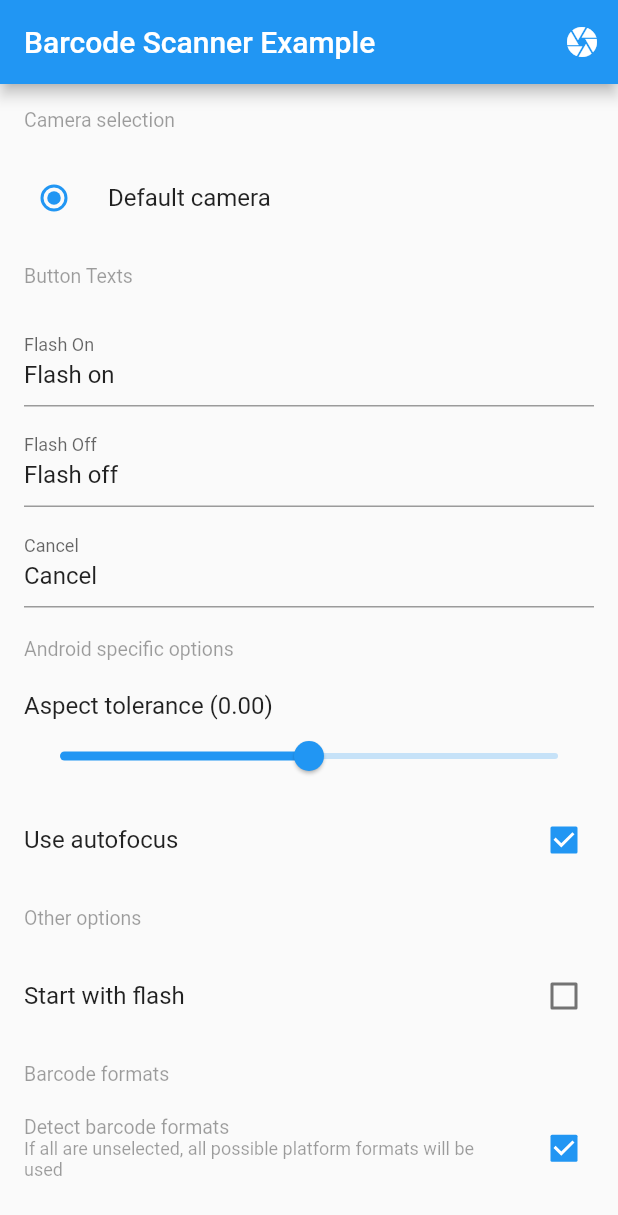
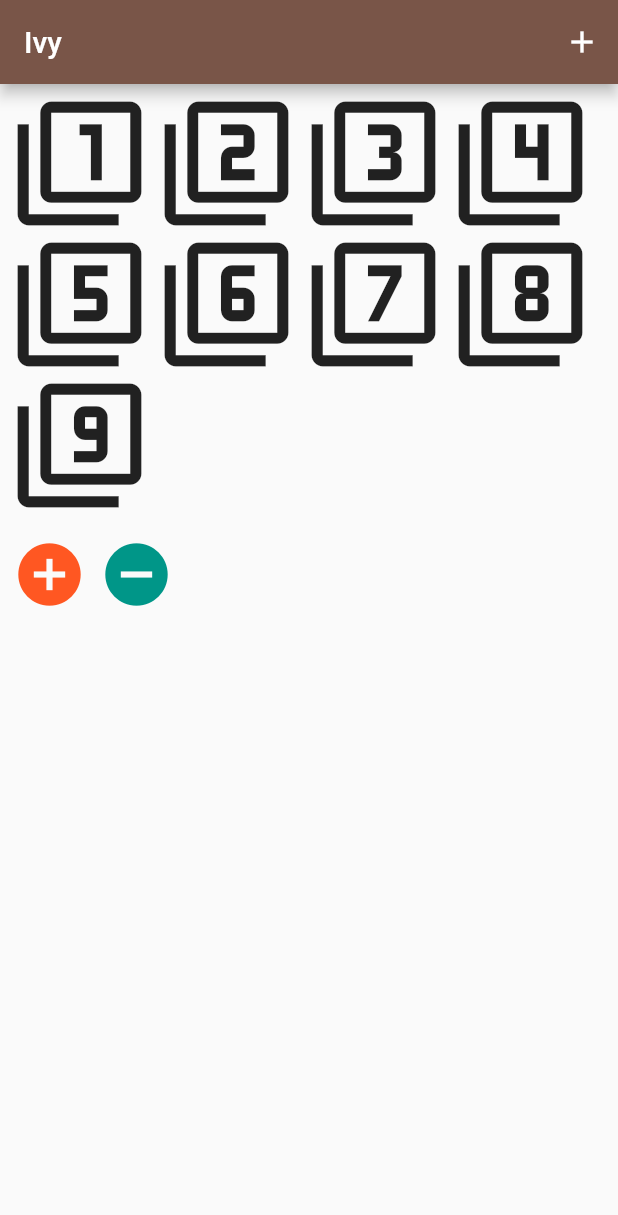
Before and after one commit to kloudkonsole/ivy, a Flutter app: the screen it shows after launch, on a phone screen of 412 x 824 dp. Shown: the top 1215 px of the screen. Run offline on Flutter 3.47's test engine with Material 2 defaults, Android fonts, the phone set to English and light mode, and no system bars; drawn by our look-alikes of reorderables.

```diff
--- /dev/null
+++ b/lib/m/app.dart
@@ -0,0 +1,46 @@
+import 'package:flutter/material.dart';
+
+class App{
+  String id;
+  Color bgcolor;
+  Color color;
+  String icon;
+  String name;
+  String desc;
+  String author;
+  bool private;
+
+  App({
+    this.id,
+    this.bgcolor,
+    this.color,
+    this.icon,
+    this.name,
+    this.desc,
+    this.author,
+    this.private,
+  });
+
+  factory App.fromJson(json){
+    Color bgcolor = Color(int.parse(json['color'].replaceAll('#', '0xff')));
+    Color color = bgcolor.computeLuminance() > 0.5 ? Colors.black : Colors.white;
+    return App(
+      id: json['id'],
+      bgcolor: bgcolor,
+      color: color,
+      icon: json['urls']['icon'],
+      name: json['urls']['name'],
+      desc: json['alt_description'] ,
+      author: json['user']['author'],
+      private: json['user']['private'],
+    );
+  }
+
+  @override
+  bool operator == (Object other) => identical(this, other) || other is App && runtimeType == other.runtimeType && id == other.id;
+
+  @override
+  int get hashCode => id.hashCode;
+
+  String get text => name ?? desc ?? 'No Description';
+}
--- a/lib/main.dart
+++ b/lib/main.dart
@@ -1,281 +1,67 @@
-import 'dart:async';
-import 'dart:io' show Platform;
+import 'package:flutter/material.dart';
+import 'package:ivy/v/home_screen.dart';
+import 'package:ivy/v/app_screen.dart';
+import 'package:ivy/v/store_screen.dart';
+import 'package:ivy/v/cfg_screen.dart';
+import 'package:ivy/v/err_screen.dart';
+import 'package:ivy/vm/appstore_bloc.dart';
+import 'package:ivy/vm/tile_bloc.dart';
+import 'package:provider/provider.dart';
 
-import 'package:barcode_scan/barcode_scan.dart';
-import 'package:flutter/material.dart';
-import 'package:flutter/services.dart';
+main() => runApp(Ivy());
 
-void main() {
-  runApp(_MyApp());
+class RouteGenerator{
+
+  static Route<dynamic> _errorRoute(code){
+    return MaterialPageRoute(builder: (_) => ErrScreen(code: code));
+  }
+  static Route<dynamic> generateRoute(RouteSettings settings){
+    final args = settings.arguments;
+
+    switch(settings.name){
+      case '/':
+      case '/apps':
+        return MaterialPageRoute(builder: (_) => HomeScreen(title: 'Ivy'));
+      case '/store':
+        return MaterialPageRoute(builder: (_) => StoreScreen(id: 'Ivy'));
+        break;
+      case '/store/:id':
+        return MaterialPageRoute(builder: (_) => CfgScreen(id: 'Ivy'));
+        break;
+      case '/apps/:id':
+        if (args is String){
+          return MaterialPageRoute(builder: (_) => AppScreen(id: args));
+        }
+        return _errorRoute('Wrong Type: ' + args);
+      default:
+        return _errorRoute('Notfound: ' + settings.name);
+    }
+  }
 }
 
-class _MyApp extends StatefulWidget {
-  @override
-  _MyAppState createState() => _MyAppState();
-}
-
-class _MyAppState extends State<_MyApp> {
-  ScanResult scanResult;
-
-  final _flashOnController = TextEditingController(text: "Flash on");
-  final _flashOffController = TextEditingController(text: "Flash off");
-  final _cancelController = TextEditingController(text: "Cancel");
-
-  var _aspectTolerance = 0.00;
-  var _numberOfCameras = 0;
-  var _selectedCamera = -1;
-  var _useAutoFocus = true;
-  var _autoEnableFlash = false;
-
-  static final _possibleFormats = BarcodeFormat.values.toList()
-    ..removeWhere((e) => e == BarcodeFormat.unknown);
-
-  List<BarcodeFormat> selectedFormats = [..._possibleFormats];
+class Ivy extends StatelessWidget{
+  final String title = 'Ivy';
 
   @override
-  // ignore: type_annotate_public_apis
-  initState() {
-    super.initState();
-
-    Future.delayed(Duration.zero, () async {
-      _numberOfCameras = await BarcodeScanner.numberOfCameras;
-      setState(() {});
-    });
-  }
-
-  @override
-  Widget build(BuildContext context) {
-    var contentList = <Widget>[
-      if (scanResult != null)
-        Card(
-          child: Column(
-            children: <Widget>[
-              ListTile(
-                title: Text("Result Type"),
-                subtitle: Text(scanResult.type?.toString() ?? ""),
-              ),
-              ListTile(
-                title: Text("Raw Content"),
-                subtitle: Text(scanResult.rawContent ?? ""),
-              ),
-              ListTile(
-                title: Text("Format"),
-                subtitle: Text(scanResult.format?.toString() ?? ""),
-              ),
-              ListTile(
-                title: Text("Format note"),
-                subtitle: Text(scanResult.formatNote ?? ""),
-              ),
-            ],
-          ),
-        ),
-      ListTile(
-        title: Text("Camera selection"),
-        dense: true,
-        enabled: false,
-      ),
-      RadioListTile(
-        onChanged: (v) => setState(() => _selectedCamera = -1),
-        value: -1,
-        title: Text("Default camera"),
-        groupValue: _selectedCamera,
-      ),
-    ];
-
-    for (var i = 0; i < _numberOfCameras; i++) {
-      contentList.add(RadioListTile(
-        onChanged: (v) => setState(() => _selectedCamera = i),
-        value: i,
-        title: Text("Camera ${i + 1}"),
-        groupValue: _selectedCamera,
-      ));
-    }
-
-    contentList.addAll([
-      ListTile(
-        title: Text("Button Texts"),
-        dense: true,
-        enabled: false,
-      ),
-      ListTile(
-        title: TextField(
-          decoration: InputDecoration(
-            hasFloatingPlaceholder: true,
-            labelText: "Flash On",
-          ),
-          controller: _flashOnController,
-        ),
-      ),
-      ListTile(
-        title: TextField(
-          decoration: InputDecoration(
-            hasFloatingPlaceholder: true,
-            labelText: "Flash Off",
-          ),
-          controller: _flashOffController,
-        ),
-      ),
-      ListTile(
-        title: TextField(
-          decoration: InputDecoration(
-            hasFloatingPlaceholder: true,
-            labelText: "Cancel",
-          ),
-          controller: _cancelController,
-        ),
-      ),
-    ]);
-
-    if (Platform.isAndroid) {
-      contentList.addAll([
-        ListTile(
-          title: Text("Android specific options"),
-          dense: true,
-          enabled: false,
-        ),
-        ListTile(
-          title:
-              Text("Aspect tolerance (${_aspectTolerance.toStringAsFixed(2)})"),
-          subtitle: Slider(
-            min: -1.0,
-            max: 1.0,
-            value: _aspectTolerance,
-            onChanged: (value) {
-              setState(() {
-                _aspectTolerance = value;
-              });
-            },
-          ),
-        ),
-        CheckboxListTile(
-          title: Text("Use autofocus"),
-          value: _useAutoFocus,
-          onChanged: (checked) {
-            setState(() {
-              _useAutoFocus = checked;
-            });
-          },
-        )
-      ]);
-    }
-
-    contentList.addAll([
-      ListTile(
-        title: Text("Other options"),
-        dense: true,
-        enabled: false,
-      ),
-      CheckboxListTile(
-        title: Text("Start with flash"),
-        value: _autoEnableFlash,
-        onChanged: (checked) {
-          setState(() {
-            _autoEnableFlash = checked;
-          });
-        },
-      )
-    ]);
-
-    contentList.addAll([
-      ListTile(
-        title: Text("Barcode formats"),
-        dense: true,
-        enabled: false,
-      ),
-      ListTile(
-        trailing: Checkbox(
-          tristate: true,
-          materialTapTargetSize: MaterialTapTargetSize.shrinkWrap,
-          value: selectedFormats.length == _possibleFormats.length
-              ? true
-              : selectedFormats.length == 0 ? false : null,
-          onChanged: (checked) {
-            setState(() {
-              selectedFormats = [
-                if (checked ?? false) ..._possibleFormats,
-              ];
-            });
-          },
-        ),
-        dense: true,
-        enabled: false,
-        title: Text("Detect barcode formats"),
-        subtitle: Text(
-          'If all are unselected, all possible platform formats will be used',
-        ),
-      ),
-    ]);
-
-    contentList.addAll(_possibleFormats.map(
-      (format) => CheckboxListTile(
-        value: selectedFormats.contains(format),
-        onChanged: (i) {
-          setState(() => selectedFormats.contains(format)
-              ? selectedFormats.remove(format)
-              : selectedFormats.add(format));
-        },
-        title: Text(format.toString()),
-      ),
-    ));
-
-    return MaterialApp(
-      debugShowCheckedModeBanner: false,
-      home: Scaffold(
-        appBar: AppBar(
-          title: Text('Barcode Scanner Example'),
-          actions: <Widget>[
-            IconButton(
-              icon: Icon(Icons.camera),
-              tooltip: "Scan",
-              onPressed: scan,
-            )
-          ],
-        ),
-        body: ListView(
-          scrollDirection: Axis.vertical,
-          shrinkWrap: true,
-          children: contentList,
-        ),
+  Widget build(BuildContext ctx){
+    return MultiProvider(
+      providers: [
+        ChangeNotifierProvider<AppStoreBloc>(create: (_) => AppStoreBloc()),
+        ChangeNotifierProvider<TileBloc>(create: (_) => TileBloc())
+      ],
+      child: MaterialApp(
+        title: title,
+        theme: ThemeData(primarySwatch: Colors.brown),
+        initialRoute: '/',
+        onGenerateRoute: RouteGenerator.generateRoute,
+        debugShowCheckedModeBanner: false
       ),
     );
   }
-
-  Future scan() async {
-    try {
-      var options = ScanOptions(
-        strings: {
-          "cancel": _cancelController.text,
-          "flash_on": _flashOnController.text,
-          "flash_off": _flashOffController.text,
-        },
-        restrictFormat: selectedFormats,
-        useCamera: _selectedCamera,
-        autoEnableFlash: _autoEnableFlash,
-        android: AndroidOptions(
-          aspectTolerance: _aspectTolerance,
-          useAutoFocus: _useAutoFocus,
-        ),
-      );
-
-      var result = await BarcodeScanner.scan(options: options);
-
-      setState(() => scanResult = result);
-    } on PlatformException catch (e) {
-      var result = ScanResult(
-        type: ResultType.Error,
-        format: BarcodeFormat.unknown,
-      );
-
-      if (e.code == BarcodeScanner.cameraAccessDenied) {
-        setState(() {
-          result.rawContent = 'The user did not grant the camera permission!';
-        });
-      } else {
-        result.rawContent = 'Unknown error: $e';
-      }
-      setState(() {
-        scanResult = result;
-      });
-    }
-  }
 }
+/*
+Navigator.of(ctx).pushNamed(
+  '/apps/:id',
+  arguments: 1
+);
+*/
--- /dev/null
+++ b/lib/v/home_screen.dart
@@ -0,0 +1,85 @@
+import 'package:flutter/material.dart';
+import 'package:ivy/m/app.dart';
+import 'package:ivy/vm/tile_bloc.dart';
+import 'package:provider/provider.dart';
+import 'package:reorderables/reorderables.dart';
+
+class HomeScreen extends StatelessWidget {
+  final String title;
+
+  HomeScreen({Key key, @required this.title}) : super(key: key){
+  }
+
+  @override
+  Widget build(BuildContext ctx) {
+    final bloc = Provider.of<TileBloc>(ctx);
+
+    var wrap = ReorderableWrap(
+      spacing: 8.0,
+      runSpacing: 4.0,
+      padding: const EdgeInsets.all(8),
+      children: bloc.tiles,
+      onReorder: (int oldIndex, int newIndex){
+        bloc.swap(oldIndex, newIndex);
+      },
+      onNoReorder: (int index) {
+        //this callback is optional
+        debugPrint('${DateTime.now().toString().substring(5, 22)} reorder cancelled. index:$index');
+      },
+      onReorderStarted: (int index) {
+        //this callback is optional
+        debugPrint('${DateTime.now().toString().substring(5, 22)} reorder started: index:$index');
+      }
+    );
+
+    var column = Column(
+      crossAxisAlignment: CrossAxisAlignment.start,
+      children: <Widget>[
+        wrap,
+        ButtonBar(
+          alignment: MainAxisAlignment.start,
+          children: <Widget>[
+            IconButton(
+              iconSize: 50,
+              icon: Icon(Icons.add_circle),
+              color: Colors.deepOrange,
+              padding: const EdgeInsets.all(0.0),
+              onPressed: () {
+                var newTile = Icon(Icons.filter_9_plus, size: TileBloc.size);
+                bloc.add(newTile);
+              },
+            ),
+            IconButton(
+              iconSize: 50,
+              icon: Icon(Icons.remove_circle),
+              color: Colors.teal,
+              padding: const EdgeInsets.all(0.0),
+              onPressed: () {
+                bloc.removeAt(0);
+              },
+            ),
+          ],
+        ),
+      ],
+    );
+
+    return Scaffold(
+      appBar: AppBar(
+        title: Text(title),
+        actions: <Widget>[
+          // action button
+          IconButton(
+            icon: Icon(Icons.add),
+            onPressed: () {
+              Navigator.of(ctx).pushNamed('/store', arguments: '1');
+            },
+          ),
+        ]
+      ),
+
+      body: SingleChildScrollView(
+        child: column,
+      ),
+    );
+  }
+}
--- /dev/null
+++ b/lib/vm/appstore_bloc.dart
@@ -0,0 +1,10 @@
+import 'package:flutter/material.dart';
+import 'package:ivy/m/app.dart';
+
+class AppStoreBloc with ChangeNotifier{
+  List<App> _apps = [];
+
+  List<App> get apps {
+    return _apps;
+  }
+}
--- /dev/null
+++ b/lib/vm/tile_bloc.dart
@@ -0,0 +1,36 @@
+import 'package:flutter/material.dart';
+
+class TileBloc with ChangeNotifier{
+  static double size = 90;
+  List<Widget> _tiles = <Widget>[
+      Icon(Icons.filter_1, size: TileBloc.size),
+      Icon(Icons.filter_2, size: TileBloc.size),
+      Icon(Icons.filter_3, size: TileBloc.size),
+      Icon(Icons.filter_4, size: TileBloc.size),
+      Icon(Icons.filter_5, size: TileBloc.size),
+      Icon(Icons.filter_6, size: TileBloc.size),
+      Icon(Icons.filter_7, size: TileBloc.size),
+      Icon(Icons.filter_8, size: TileBloc.size),
+      Icon(Icons.filter_9, size: TileBloc.size),
+    ];
+
+  List<Widget> get tiles {
+    return _tiles;
+  }
+
+  void removeAt(int index){
+    _tiles.removeAt(index);
+    notifyListeners();
+  }
+
+  void add(Widget tile){
+    _tiles.add(tile);
+    notifyListeners();
+  }
+
+  void swap(int oldIndex, int newIndex){
+    Widget tile = _tiles.removeAt(oldIndex);
+    _tiles.insert(newIndex, tile);
+    notifyListeners();
+  }
+}
--- a/pubspec.yaml
+++ b/pubspec.yaml
@@ -1,5 +1,5 @@
 name: ivy
-description: A new Flutter project.
+description: A Dashboard Sidekick
 
 # The following line prevents the package from being accidentally published to
 # pub.dev using `pub publish`. This is preferred for private packages.
@@ -25,6 +25,9 @@ dependencies:
     sdk: flutter
   barcode_scan: ^3.0.1
   dynamic_widget: any
+  http:
+  provider:
+  reorderables:
   webview_flutter: any
 
 
```
Also changed, not shown: lib/v/app_screen.dart (added, +31 -0 lines), lib/v/cfg_screen.dart (added, +31 -0 lines), lib/v/err_screen.dart (added, +19 -0 lines), lib/v/store_screen.dart (added, +36 -0 lines), pubspec.lock.
